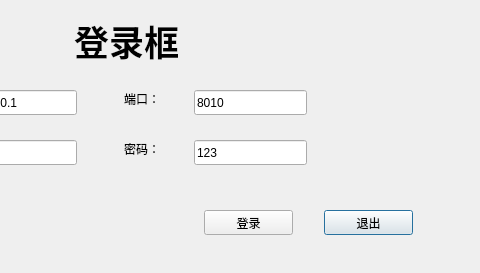
Old version of the form dialog_login.ui in the repository zxb852/Client; both pictures show x 206 to 686 and y 0 to 273 of the 686 by 273 pixel window.
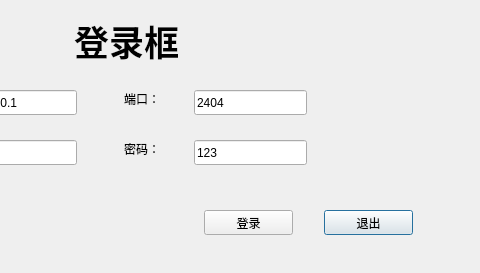
New version of the form.

```diff
--- a/dialog_login.ui
+++ b/dialog_login.ui
@@ -101,7 +101,7 @@
     </rect>
    </property>
    <property name="text">
-    <string>8010</string>
+    <string>2404</string>
    </property>
   </widget>
   <widget class="QLabel" name="label_4">
```
